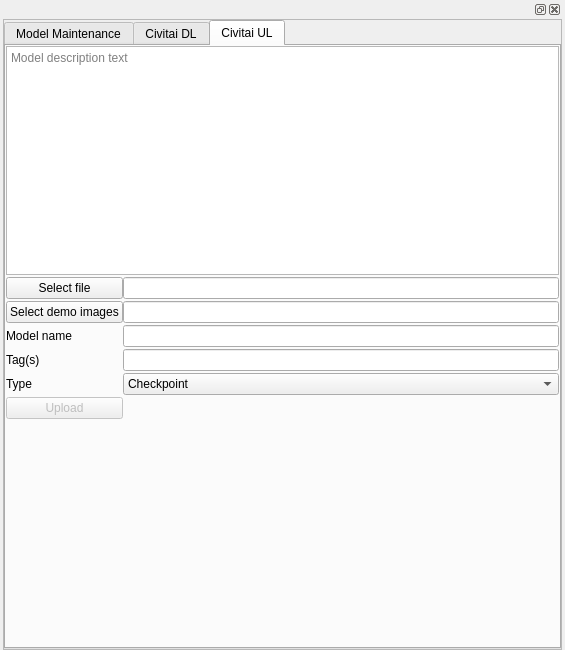
This is frontend/ui/model_download.ui in XmYx/ainodes-pyside as Qt 5 draws it before an edit. The edited form follows.
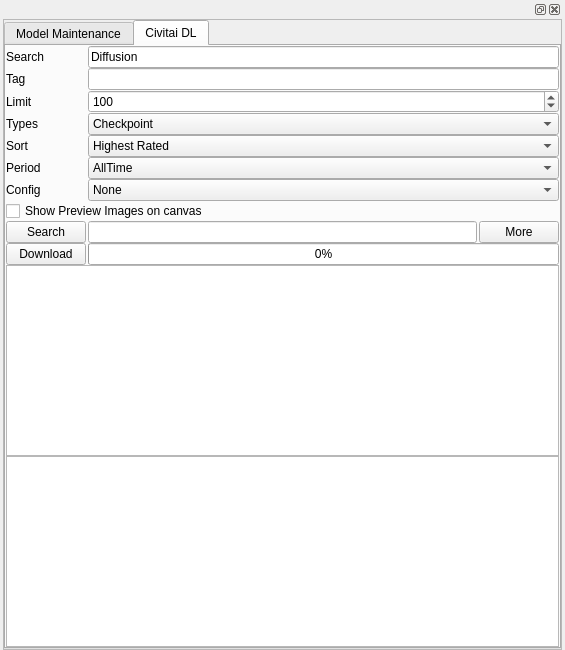
This is the edited form. The open tabs and pages were chosen to show the change.

The edit to the form file:
```diff
--- a/frontend/ui/model_download.ui
+++ b/frontend/ui/model_download.ui
@@ -212,19 +212,6 @@
                <property name="verticalSpacing">
                 <number>0</number>
                </property>
-               <item row="8" column="1">
-                <spacer name="horizontalSpacer">
-                 <property name="orientation">
-                  <enum>Qt::Horizontal</enum>
-                 </property>
-                 <property name="sizeHint" stdset="0">
-                  <size>
-                   <width>40</width>
-                   <height>20</height>
-                  </size>
-                 </property>
-                </spacer>
-               </item>
                <item row="5" column="0">
                 <widget class="QLabel" name="label_5">
                  <property name="text">
@@ -299,16 +286,6 @@
                  </item>
                 </widget>
                </item>
-               <item row="8" column="2">
-                <widget class="QPushButton" name="more_models">
-                 <property name="enabled">
-                  <bool>false</bool>
-                 </property>
-                 <property name="text">
-                  <string>More</string>
-                 </property>
-                </widget>
-               </item>
                <item row="3" column="1" colspan="2">
                 <widget class="QComboBox" name="types">
                  <item>
@@ -385,6 +362,9 @@
                  </property>
                 </widget>
                </item>
+               <item row="8" column="1">
+                <widget class="QLineEdit" name="model_download_info"/>
+               </item>
                <item row="2" column="1" colspan="2">
                 <widget class="QSpinBox" name="limit">
                  <property name="maximum">
@@ -397,6 +377,11 @@
                </item>
                <item row="6" column="1" colspan="2">
                 <widget class="QComboBox" name="config_yaml">
+                 <item>
+                  <property name="text">
+                   <string>None</string>
+                  </property>
+                 </item>
                  <item>
                   <property name="text">
                    <string>v1-5.yaml</string>
@@ -444,147 +429,10 @@
                <item row="10" column="0" colspan="3">
                 <widget class="QListWidget" name="model_list"/>
                </item>
-              </layout>
-             </widget>
-             <widget class="QWidget" name="tab_3">
-              <attribute name="title">
-               <string>Civitai UL</string>
-              </attribute>
-              <layout class="QGridLayout" name="gridLayout_5">
-               <property name="leftMargin">
-                <number>0</number>
-               </property>
-               <property name="topMargin">
-                <number>0</number>
-               </property>
-               <property name="rightMargin">
-                <number>0</number>
-               </property>
-               <property name="bottomMargin">
-                <number>0</number>
-               </property>
-               <property name="horizontalSpacing">
-                <number>0</number>
-               </property>
-               <property name="verticalSpacing">
-                <number>2</number>
-               </property>
-               <item row="1" column="0">
-                <widget class="QPushButton" name="pushButton_2">
+               <item row="8" column="2">
+                <widget class="QPushButton" name="more_results">
                  <property name="text">
-                  <string>Select file</string>
-                 </property>
-                </widget>
-               </item>
-               <item row="7" column="0">
-                <spacer name="verticalSpacer_2">
-                 <property name="orientation">
-                  <enum>Qt::Vertical</enum>
-                 </property>
-                 <property name="sizeHint" stdset="0">
-                  <size>
-                   <width>20</width>
-                   <height>40</height>
-                  </size>
-                 </property>
-                </spacer>
-               </item>
-               <item row="4" column="1" colspan="2">
-                <widget class="QLineEdit" name="tag_2"/>
-               </item>
-               <item row="2" column="1" colspan="2">
-                <widget class="QLineEdit" name="lineEdit_3"/>
-               </item>
-               <item row="3" column="0">
-                <widget class="QLabel" name="label_11">
-                 <property name="text">
-                  <string>Model name</string>
-                 </property>
-                </widget>
-               </item>
-               <item row="2" column="0">
-                <widget class="QPushButton" name="pushButton_3">
-                 <property name="text">
-                  <string>Select demo images</string>
-                 </property>
-                </widget>
-               </item>
-               <item row="5" column="0">
-                <widget class="QLabel" name="label_9">
-                 <property name="text">
-                  <string>Type</string>
-                 </property>
-                </widget>
-               </item>
-               <item row="4" column="0">
-                <widget class="QLabel" name="label_10">
-                 <property name="text">
-                  <string>Tag(s)</string>
-                 </property>
-                </widget>
-               </item>
-               <item row="6" column="0">
-                <widget class="QPushButton" name="pushButton_4">
-                 <property name="enabled">
-                  <bool>false</bool>
-                 </property>
-                 <property name="text">
-                  <string>Upload</string>
-                 </property>
-                </widget>
-               </item>
-               <item row="5" column="1" colspan="2">
-                <widget class="QComboBox" name="types_2">
-                 <item>
-                  <property name="text">
-                   <string>Checkpoint</string>
-                  </property>
-                 </item>
-                 <item>
-                  <property name="text">
-                   <string>TextualInversion</string>
-                  </property>
-                 </item>
-                 <item>
-                  <property name="text">
-                   <string>Hypernetwork</string>
-                  </property>
-                 </item>
-                 <item>
-                  <property name="text">
-                   <string>AestheticGradient</string>
-                  </property>
-                 </item>
-                 <item>
-                  <property name="text">
-                   <string>LORA</string>
-                  </property>
-                 </item>
-                </widget>
-               </item>
-               <item row="3" column="1" colspan="2">
-                <widget class="QLineEdit" name="lineEdit_2"/>
-               </item>
-               <item row="6" column="1">
-                <spacer name="horizontalSpacer_2">
-                 <property name="orientation">
-                  <enum>Qt::Horizontal</enum>
-                 </property>
-                 <property name="sizeHint" stdset="0">
-                  <size>
-                   <width>40</width>
-                   <height>20</height>
-                  </size>
-                 </property>
-                </spacer>
-               </item>
-               <item row="1" column="1" colspan="2">
-                <widget class="QLineEdit" name="lineEdit"/>
-               </item>
-               <item row="0" column="0" colspan="2">
-                <widget class="QPlainTextEdit" name="civit_model_description">
-                 <property name="placeholderText">
-                  <string>Model description text</string>
+                  <string>More</string>
                  </property>
                 </widget>
                </item>
```
